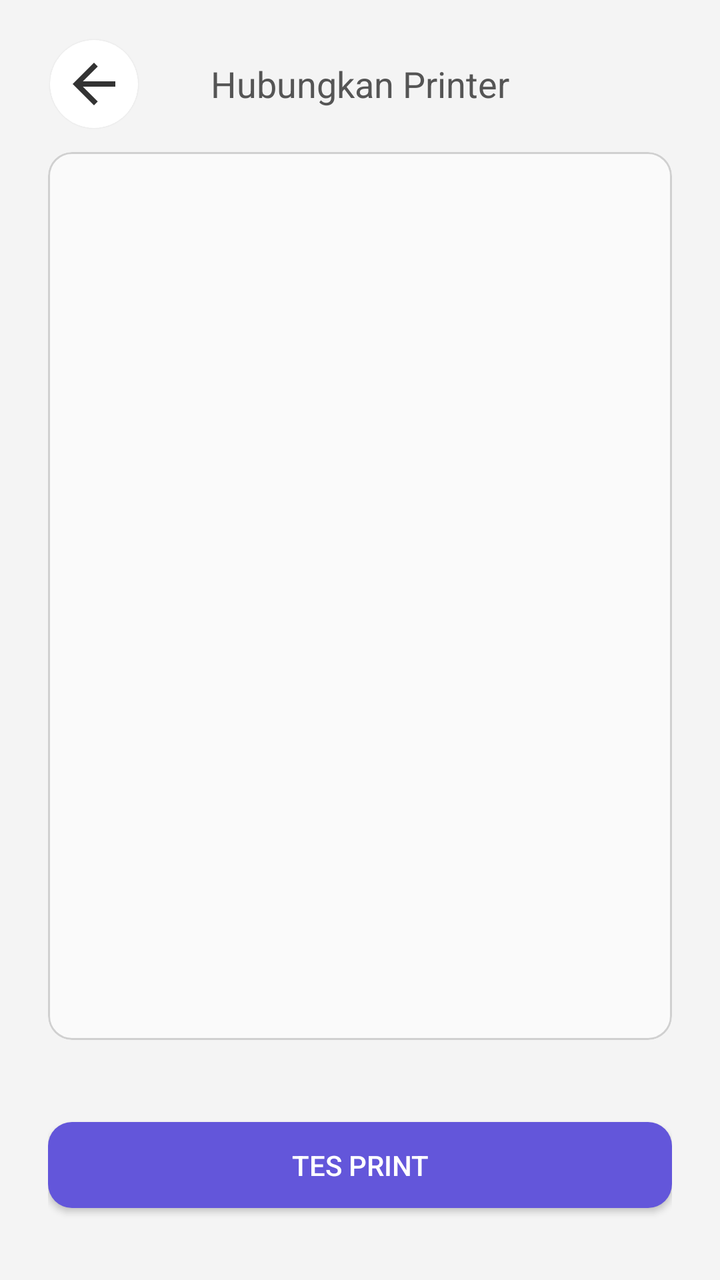
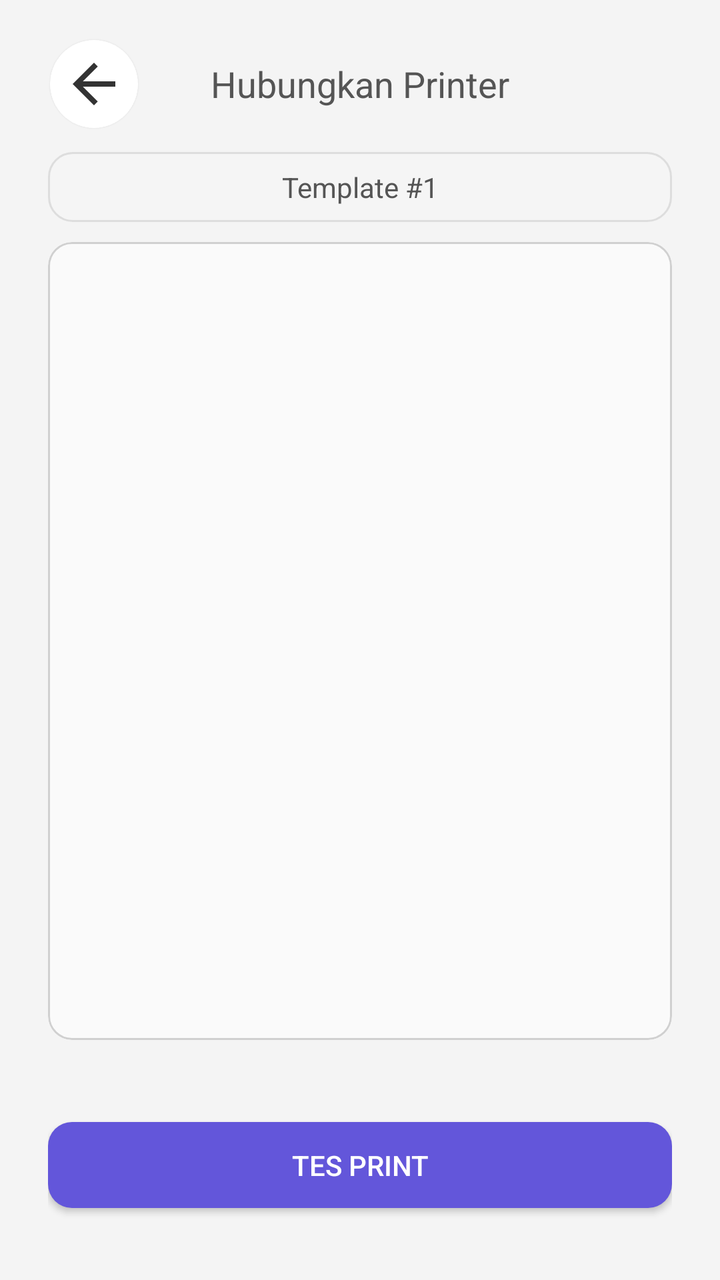

Screens rendered from an Android XML layout before and after an edit, with the pre-edit source and the edit as a unified diff.
<!-- AndroidManifest.xml: application theme Theme.KeKitaPrintBridge -->
<!-- res/layout/activity_test_print.xml -->
<?xml version="1.0" encoding="utf-8"?>
<RelativeLayout xmlns:android="http://schemas.android.com/apk/res/android"
    xmlns:app="http://schemas.android.com/apk/res-auto"
    android:id="@+id/wrap"
    android:layout_width="match_parent"
    android:layout_height="match_parent"
    android:background="#F4F4F4">

    <RelativeLayout
        android:id="@+id/top"
        android:layout_width="match_parent"
        android:layout_height="wrap_content">

        <androidx.cardview.widget.CardView
            android:layout_width="wrap_content"
            android:layout_height="wrap_content"
            android:layout_marginStart="25dp"
            android:layout_marginTop="20dp"
            android:layout_marginBottom="2dp"
            android:clickable="true"
            android:focusable="true"
            android:foreground="?android:selectableItemBackground"
            android:onClick="onBack"
            android:outlineSpotShadowColor="#00000000"
            app:cardBackgroundColor="#FFF"
            app:cardCornerRadius="22dp"
            app:cardElevation="2dp">

            <ImageView
                android:layout_width="44dp"
                android:layout_height="44dp"
                android:padding="6dp"
                android:src="@drawable/twotone_arrow_back"
                app:tint="#333" />

        </androidx.cardview.widget.CardView>

        <TextView
            android:layout_width="wrap_content"
            android:layout_height="44dp"
            android:layout_centerHorizontal="true"
            android:layout_marginTop="20dp"
            android:focusableInTouchMode="true"
            android:gravity="center"
            android:text="Hubungkan Printer"
            android:textColor="#555"
            android:textSize="18sp" />

    </RelativeLayout>

    <LinearLayout
        android:layout_width="match_parent"
        android:layout_height="match_parent"
        android:layout_below="@id/top"
        android:gravity="center"
        android:orientation="vertical"
        android:paddingStart="24dp"
        android:paddingEnd="24dp"
        android:paddingBottom="30dp">

        <com.google.android.material.card.MaterialCardView
            android:layout_width="match_parent"
            android:layout_height="0dp"
            android:layout_weight="1"
            android:layout_marginTop="10dp"
            android:layout_marginBottom="20dp"
            app:cardBackgroundColor="#FAFAFA"
            app:cardCornerRadius="12dp"
            app:cardElevation="0dp"
            app:strokeColor="#D0D0D0"
            app:strokeWidth="1dp">

            <ScrollView
                android:layout_width="match_parent"
                android:layout_height="match_parent"
                android:padding="12dp">

                <TextView
                    android:id="@+id/tv_preview"
                    android:layout_width="match_parent"
                    android:layout_height="wrap_content"
                    android:typeface="monospace"
                    android:textSize="12sp"
                    android:textColor="#333333" />

            </ScrollView>

        </com.google.android.material.card.MaterialCardView>
        <com.google.android.material.button.MaterialButton
            android:id="@+id/btn_print"
            style="@style/Widget.MaterialComponents.Button"
            android:layout_width="match_parent"
            android:layout_height="55dp"
            android:layout_marginTop="15dp"
            android:letterSpacing="0"
            android:text="Tes Print"
            android:textColor="#FFF"
            app:backgroundTint="#6356da"
            app:cornerRadius="12dp" />

    </LinearLayout>

</RelativeLayout>
<!-- resources referenced by this layout -->
<resources>
  <!-- drawable twotone_arrow_back (drawable) -->
  <vector xmlns:android="http://schemas.android.com/apk/res/android" android:autoMirrored="true" android:height="24dp" android:tint="#000000" android:viewportHeight="24" android:viewportWidth="24" android:width="24dp">
        
      <path android:fillColor="@android:color/white" android:pathData="M20,11H7.83l5.59,-5.59L12,4l-8,8 8,8 1.41,-1.41L7.83,13H20v-2z"/>
      
  </vector>
  <style name="Theme.KeKitaPrintBridge" parent="Theme.MaterialComponents.Light.DarkActionBar">
          
          <item name="colorPrimary">@color/purple_500</item>
          <item name="colorPrimaryVariant">@color/purple_700</item>
          <item name="colorOnPrimary">@color/white</item>
          
          <item name="colorSecondary">@color/teal_200</item>
          <item name="colorSecondaryVariant">@color/teal_700</item>
          <item name="colorOnSecondary">@color/black</item>
          
          <item name="android:statusBarColor">?attr/colorPrimaryVariant</item>
          
      </style>
  <color name="purple_500">#FF6200EE</color>
  <color name="purple_700">#FF3700B3</color>
  <color name="white">#FFFFFFFF</color>
  <color name="teal_200">#FF03DAC5</color>
  <color name="teal_700">#FF018786</color>
  <color name="black">#FF000000</color>
</resources>

<!-- the commit's change to res/layout/activity_test_print.xml (unified diff, before → after) -->
@@ -58,6 +58,18 @@
         android:paddingEnd="24dp"
         android:paddingBottom="30dp">
 
+        <TextView
+            android:id="@+id/tv_template_name"
+            android:layout_width="match_parent"
+            android:layout_height="wrap_content"
+            android:layout_marginTop="10dp"
+            android:background="@drawable/bg_info_box"
+            android:gravity="center"
+            android:padding="8dp"
+            android:text="Template #1"
+            android:textColor="#555"
+            android:textSize="14sp" />
+
         <com.google.android.material.card.MaterialCardView
             android:layout_width="match_parent"
             android:layout_height="0dp"
<!-- resource entries referenced after the edit -->
@@ -1,5 +1,14 @@
 <!-- resources referenced by this layout -->
 <resources>
+  <!-- drawable bg_info_box (drawable) -->
+  <shape xmlns:android="http://schemas.android.com/apk/res/android"
+      android:shape="rectangle">
+      <solid android:color="#F5F5F5"/>
+      <corners android:radius="12dp"/>
+      <stroke
+          android:color="#DDDDDD"
+          android:width="1dp"/>
+  </shape>
   <!-- drawable twotone_arrow_back (drawable) -->
   <vector xmlns:android="http://schemas.android.com/apk/res/android" android:autoMirrored="true" android:height="24dp" android:tint="#000000" android:viewportHeight="24" android:viewportWidth="24" android:width="24dp">
         
